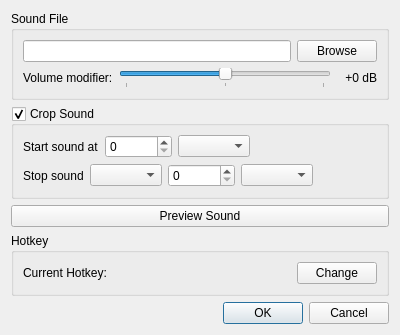
The window that src/soundsettings_qt.ui (MGraefe/RP-Soundboard) describes before a commit, drawn with Qt 5.
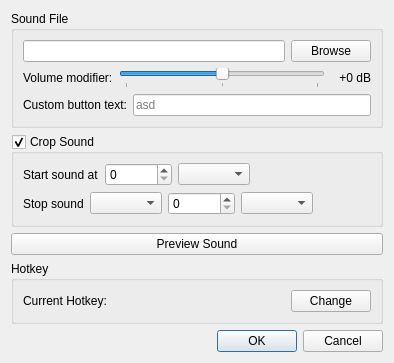
The same window after the commit. Icons and pictures are not drawn.

Commit message: Custom button text added

Diff of the .ui file:
```diff
--- a/src/soundsettings_qt.ui
+++ b/src/soundsettings_qt.ui
@@ -6,8 +6,8 @@
    <rect>
     <x>0</x>
     <y>0</y>
-    <width>400</width>
-    <height>321</height>
+    <width>394</width>
+    <height>349</height>
    </rect>
   </property>
   <property name="windowTitle">
@@ -90,6 +90,27 @@
         </item>
        </layout>
       </item>
+      <item>
+       <layout class="QHBoxLayout" name="horizontalLayout_6">
+        <item>
+         <widget class="QLabel" name="label_4">
+          <property name="text">
+           <string>Custom button text:</string>
+          </property>
+         </widget>
+        </item>
+        <item>
+         <widget class="QLineEdit" name="customTextEdit">
+          <property name="maxLength">
+           <number>120</number>
+          </property>
+          <property name="placeholderText">
+           <string>asd</string>
+          </property>
+         </widget>
+        </item>
+       </layout>
+      </item>
      </layout>
     </widget>
    </item>
```
The commit also changes 4 other files.
